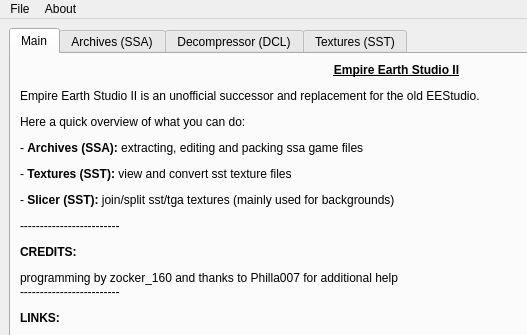
The window that src/ui/ui/mainWindow.ui (EE-modders/Empire-Earth-Studio-2) describes before a commit, drawn with Qt 5; both pictures show x 0 to 527 and y 0 to 335 of the 793 by 652 pixel window.
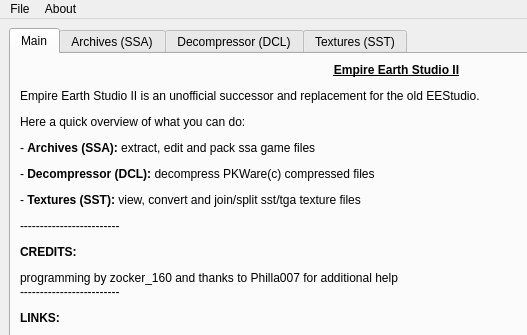
The same window after the commit. Icons and pictures are not drawn. Custom widgets are drawn as their Qt base class.

Commit message: fix summary in main tab

The edit to the form file:
```diff
--- a/src/ui/ui/mainWindow.ui
+++ b/src/ui/ui/mainWindow.ui
@@ -80,7 +80,7 @@
         <item>
          <widget class="QLabel" name="main_description">
           <property name="text">
-           <string>&lt;html&gt;&lt;head/&gt;&lt;body&gt;&lt;p align=&quot;center&quot;&gt;&lt;span style=&quot; font-weight:600; text-decoration: underline;&quot;&gt;Empire Earth Studio II&lt;/span&gt;&lt;/p&gt;&lt;p&gt;Empire Earth Studio II is an unofficial successor and replacement for the old EEStudio.&lt;/p&gt;&lt;p&gt;Here a quick overview of what you can do:&lt;/p&gt;&lt;p&gt;- &lt;span style=&quot; font-weight:600;&quot;&gt;Archives (SSA):&lt;/span&gt; extracting, editing and packing ssa game files&lt;/p&gt;&lt;p&gt;- &lt;span style=&quot; font-weight:600;&quot;&gt;Textures (SST):&lt;/span&gt; view and convert sst texture files&lt;/p&gt;&lt;p&gt;- &lt;span style=&quot; font-weight:600;&quot;&gt;Slicer (SST):&lt;/span&gt; join/split sst/tga textures (mainly used for backgrounds)&lt;/p&gt;&lt;p&gt;-------------------------&lt;/p&gt;&lt;p&gt;&lt;span style=&quot; font-weight:600;&quot;&gt;CREDITS:&lt;/span&gt;&lt;/p&gt;&lt;p&gt;programming by zocker_160 and thanks to Philla007 for additional help&lt;br/&gt;-------------------------&lt;/p&gt;&lt;p&gt;&lt;span style=&quot; font-weight:600;&quot;&gt;LINKS:&lt;/span&gt;&lt;/p&gt;&lt;p&gt;- join our Discord server: &lt;a href=&quot;https://discord.gg/BjUXbFB&quot;&gt;&lt;span style=&quot; text-decoration: underline; color:#2980b9;&quot;&gt;https://discord.gg/BjUXbFB&lt;/span&gt;&lt;/a&gt;&lt;/p&gt;&lt;p&gt;- our GitHub page: &lt;a href=&quot;https://github.com/EE-modders&quot;&gt;&lt;span style=&quot; text-decoration: underline; color:#2980b9;&quot;&gt;https://github.com/EE-modders&lt;/span&gt;&lt;/a&gt;&lt;/p&gt;&lt;p&gt;- report an issue: &lt;a href=&quot;https://github.com/EE-modders/Empire-Earth-Studio-2/issues&quot;&gt;&lt;span style=&quot; text-decoration: underline; color:#2980b9;&quot;&gt;https://github.com/EE-modders/Empire-Earth-Studio-2/issues&lt;/span&gt;&lt;/a&gt;&lt;br/&gt;&lt;/p&gt;&lt;/body&gt;&lt;/html&gt;</string>
+           <string>&lt;html&gt;&lt;head/&gt;&lt;body&gt;&lt;p align=&quot;center&quot;&gt;&lt;span style=&quot; font-weight:600; text-decoration: underline;&quot;&gt;Empire Earth Studio II&lt;/span&gt;&lt;/p&gt;&lt;p&gt;Empire Earth Studio II is an unofficial successor and replacement for the old EEStudio.&lt;/p&gt;&lt;p&gt;Here a quick overview of what you can do:&lt;/p&gt;&lt;p&gt;- &lt;span style=&quot; font-weight:600;&quot;&gt;Archives (SSA):&lt;/span&gt; extract, edit and pack ssa game files&lt;/p&gt;&lt;p&gt;- &lt;span style=&quot; font-weight:600;&quot;&gt;Decompressor (DCL):&lt;/span&gt; decompress PKWare(c) compressed files&lt;/p&gt;&lt;p&gt;- &lt;span style=&quot; font-weight:600;&quot;&gt;Textures (SST):&lt;/span&gt; view, convert and join/split sst/tga texture files&lt;/p&gt;&lt;p&gt;-------------------------&lt;/p&gt;&lt;p&gt;&lt;span style=&quot; font-weight:600;&quot;&gt;CREDITS:&lt;/span&gt;&lt;/p&gt;&lt;p&gt;programming by zocker_160 and thanks to Philla007 for additional help&lt;br/&gt;-------------------------&lt;/p&gt;&lt;p&gt;&lt;span style=&quot; font-weight:600;&quot;&gt;LINKS:&lt;/span&gt;&lt;/p&gt;&lt;p&gt;- join our Discord server: &lt;a href=&quot;https://discord.gg/BjUXbFB&quot;&gt;&lt;span style=&quot; text-decoration: underline; color:#2980b9;&quot;&gt;https://discord.gg/BjUXbFB&lt;/span&gt;&lt;/a&gt;&lt;/p&gt;&lt;p&gt;- our GitHub page: &lt;a href=&quot;https://github.com/EE-modders&quot;&gt;&lt;span style=&quot; text-decoration: underline; color:#2980b9;&quot;&gt;https://github.com/EE-modders&lt;/span&gt;&lt;/a&gt;&lt;/p&gt;&lt;p&gt;- report an issue: &lt;a href=&quot;https://github.com/EE-modders/Empire-Earth-Studio-2/issues&quot;&gt;&lt;span style=&quot; text-decoration: underline; color:#2980b9;&quot;&gt;https://github.com/EE-modders/Empire-Earth-Studio-2/issues&lt;/span&gt;&lt;/a&gt;&lt;br/&gt;&lt;/p&gt;&lt;/body&gt;&lt;/html&gt;</string>
           </property>
           <property name="alignment">
            <set>Qt::AlignLeading|Qt::AlignLeft|Qt::AlignTop</set>
```
The commit also changes 1 other file.
